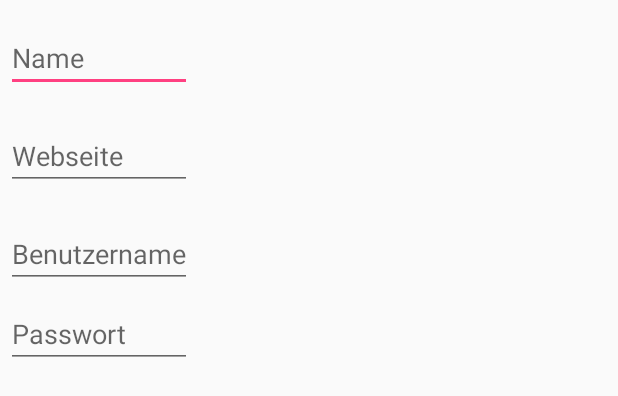
After one commit to eileenoo/password_minimizer, an Android app: the layout add_website_dialog.xml on its own in the app's theme, with its tools: preview values and no code run, on a phone screen of 412 x 824 dp. The commit adds this screen. Shown: the top 396 px of the screen. Run offline under Robolectric (Android 15) with nearby library versions, the phone set to English and light mode, and no system bars.

Commit message:
Added dialog to add website to password

```diff
--- a/app/src/main/java/model/WebsiteCredentials.java
+++ b/app/src/main/java/model/WebsiteCredentials.java
@@ -2,11 +2,13 @@ package model;
 
 public class WebsiteCredentials {
     public String mName;
+    public String mWebsite;
     public String mUserName;
     public String mPassword;
 
-    public WebsiteCredentials(String name, String userName, String password) {
+    public WebsiteCredentials(String name, String website, String userName, String password) {
         mName = name;
+        mWebsite = website;
         mUserName = userName;
         mPassword = password;
     }
--- /dev/null
+++ b/app/src/main/res/layout/add_website_dialog.xml
@@ -0,0 +1,61 @@
+<?xml version="1.0" encoding="utf-8"?>
+<LinearLayout xmlns:android="http://schemas.android.com/apk/res/android"
+android:id="@+id/layout_root"
+android:orientation="vertical"
+android:layout_width="wrap_content"
+android:layout_height="wrap_content">
+
+    <!--ImageView
+        android:src="@drawable/header_logo"
+        android:layout_width="match_parent"
+        android:layout_height="64dp"
+        android:scaleType="center"
+        android:background="#FFFFBB33"
+        android:contentDescription="@string/app_name" /-->
+
+    <EditText
+        android:id="@+id/name"
+        android:inputType="text"
+        android:layout_width="match_parent"
+        android:layout_height="wrap_content"
+        android:layout_marginTop="16dp"
+        android:layout_marginLeft="4dp"
+        android:layout_marginRight="4dp"
+        android:layout_marginBottom="4dp"
+        android:hint="@string/name" />
+
+    <EditText
+        android:id="@+id/website"
+        android:inputType="textUri"
+        android:layout_width="match_parent"
+        android:layout_height="wrap_content"
+        android:layout_marginTop="16dp"
+        android:layout_marginLeft="4dp"
+        android:layout_marginRight="4dp"
+        android:layout_marginBottom="4dp"
+        android:hint="@string/website" />
+
+    <EditText
+        android:id="@+id/username"
+        android:inputType="text"
+        android:layout_width="match_parent"
+        android:layout_height="wrap_content"
+        android:layout_marginTop="16dp"
+        android:layout_marginLeft="4dp"
+        android:layout_marginRight="4dp"
+        android:layout_marginBottom="4dp"
+        android:hint="@string/username" />
+
+    <EditText
+        android:id="@+id/password"
+        android:inputType="textPassword"
+        android:layout_width="match_parent"
+        android:layout_height="wrap_content"
+        android:layout_marginTop="4dp"
+        android:layout_marginLeft="4dp"
+        android:layout_marginRight="4dp"
+        android:layout_marginBottom="16dp"
+        android:fontFamily="sans-serif"
+        android:hint="@string/password"/>
+
+</LinearLayout>
--- a/app/src/main/res/values/strings.xml
+++ b/app/src/main/res/values/strings.xml
@@ -30,4 +30,9 @@
     <string name="string_pin_question">question</string>
 
     <string name="string_enter_pw">Bitte gib dein Passwort ein.</string>
+
+    <string name="name">Name</string>
+    <string name="username">Benutzername</string>
+    <string name="password">Passwort</string>
+    <string name="website">Webseite</string>
 </resources>
```
Also changed, not shown: app/src/main/java/ath/password_minimizer/activities/PasswordDetailWebsitesActivity.java (+50 -5 lines).
